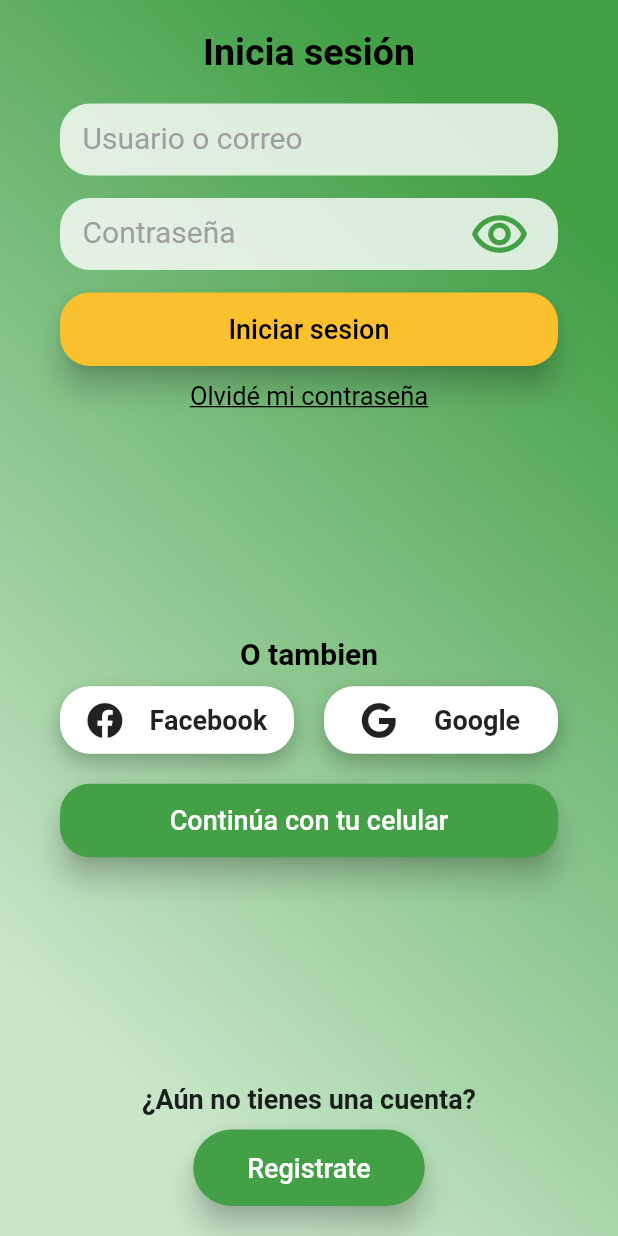
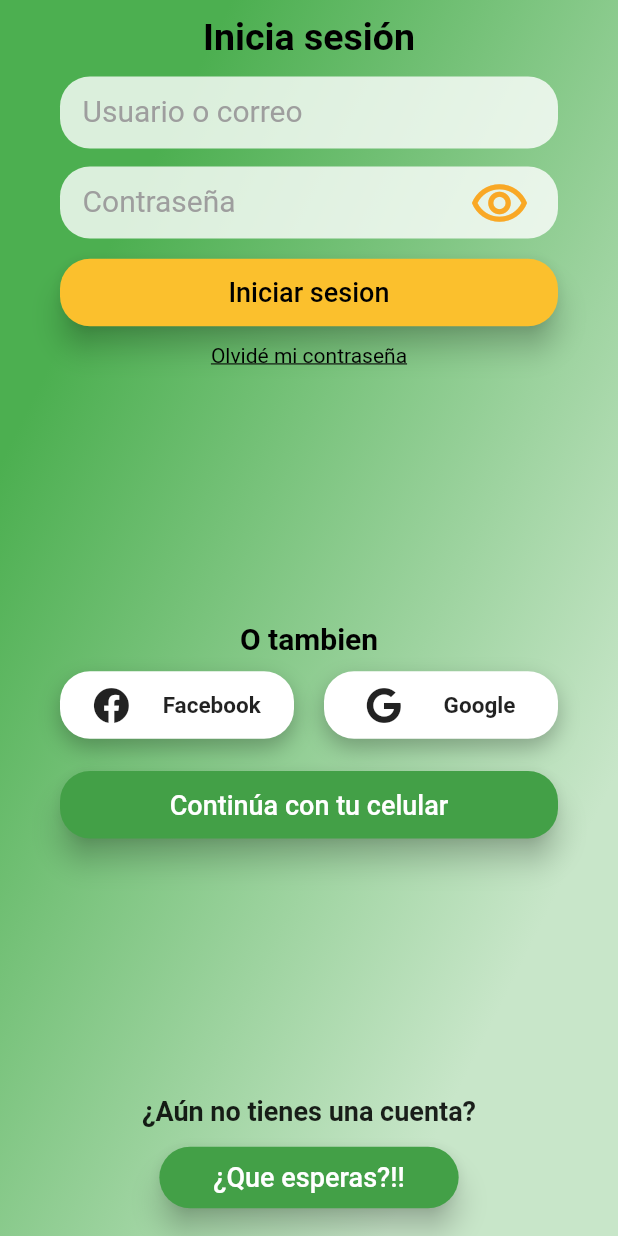
Before and after one commit to PACOdergod/propuesta-manzana, a Flutter app: the screen it shows after launch, on a phone screen of 412 x 824 dp. Run offline on Flutter 3.47's test engine with Material 2 defaults, Android fonts, the phone set to English and light mode, and no system bars; our stand-ins replace font_awesome_flutter.

Commit message:
login terminado

```diff
--- a/lib/main.dart
+++ b/lib/main.dart
@@ -8,6 +8,7 @@ class MyApp extends StatelessWidget {
   @override
   Widget build(BuildContext context) {
     return MaterialApp(
+      debugShowCheckedModeBanner: false,
       title: 'Login La Manzana Verde',
       home: LoginPage()
     );
--- a/lib/pages/login_page.dart
+++ b/lib/pages/login_page.dart
@@ -34,7 +34,7 @@ class _Body extends StatelessWidget {
       child: Column(
         children: [
 
-          SafeArea( child: SizedBox(height: 20),),
+          SafeArea( child: SizedBox(height: 10),),
 
           _Formulario(),
 
@@ -46,7 +46,7 @@ class _Body extends StatelessWidget {
 
           _Registrar(),
 
-          SizedBox(height: 20),
+          SizedBox(height: 15),
 
         ],
       ),
@@ -68,7 +68,7 @@ class _Formulario extends StatelessWidget {
           fontWeight: FontWeight.bold
         ),),
 
-        SizedBox(height: 20),
+        SizedBox(height: 12),
 
         Container(
           padding: EdgeInsets.symmetric(horizontal: 15),
@@ -88,7 +88,7 @@ class _Formulario extends StatelessWidget {
           ),
         ),
 
-        SizedBox(height: 15),
+        SizedBox(height: 12),
 
         Container(
           padding: EdgeInsets.symmetric(horizontal: 15),
@@ -109,13 +109,13 @@ class _Formulario extends StatelessWidget {
               suffixIcon: Icon(
                 Icons.remove_red_eye_outlined,
                 size: 40,
-                color: Colors.green.shade600,
+                color: Colors.yellow.shade800,
               ),
             ),
           ),
         ),
 
-        SizedBox(height: 15),
+        SizedBox(height: 12),
 
         PrincipalBoton(
           text: 'Iniciar sesion',
@@ -127,7 +127,7 @@ class _Formulario extends StatelessWidget {
         Text('Olvidé mi contraseña', style: TextStyle(
           color: Colors.black,
           fontWeight: FontWeight.normal,
-          fontSize: 17,
+          fontSize: 14,
           decoration: TextDecoration.underline
         ),),
 
@@ -185,9 +185,9 @@ class _Registrar extends StatelessWidget {
           ),),
           SizedBox(height: 10),
           PrincipalBoton(
-            text: 'Registrate',
+            text: '¿Que esperas?!!',
             autoajustar: true,
-            padding: EdgeInsets.symmetric(horizontal: 20, vertical: 15),
+            padding: EdgeInsets.symmetric(horizontal: 20, vertical: 10),
             borderRadius: BorderRadius.circular(30),
           ),
         ],
--- a/lib/widgets/animated_background.dart
+++ b/lib/widgets/animated_background.dart
@@ -18,10 +18,10 @@ class _AnimatedBackgroundState extends State<AnimatedBackground>
   void initState() {
     super.initState();
     controllerVertical = AnimationController(
-      vsync: this, duration: Duration(seconds: 10)
+      vsync: this, duration: Duration(seconds: 4)
     );
     controllerHorizontal = AnimationController(
-      vsync: this, duration: Duration(seconds: 5)
+      vsync: this, duration: Duration(seconds: 2)
     );
 
     posicionAV = Tween<double>(
@@ -63,7 +63,7 @@ class _AnimatedBackgroundState extends State<AnimatedBackground>
             gradient: LinearGradient(
               colors: [
                 Colors.green.shade100,
-                Colors.green.shade600,
+                Colors.green.shade500,
               ],
               begin: Alignment(
                 posicionAH.value, posicionAV.value
--- a/lib/widgets/my_icon_boton.dart
+++ b/lib/widgets/my_icon_boton.dart
@@ -37,7 +37,7 @@ class MyIconBoton extends StatelessWidget {
         children: [
           this.icon,
           Text(this.text, style: TextStyle(
-            fontSize: 18,
+            fontSize: 15,
             fontWeight: FontWeight.bold
           ),),
         ],
--- a/lib/widgets/principal_boton.dart
+++ b/lib/widgets/principal_boton.dart
@@ -36,7 +36,7 @@ class PrincipalBoton extends StatelessWidget {
           ? null
           : this.ancho??MediaQuery.of(context).size.width,
 
-        padding: this.padding??EdgeInsets.symmetric(vertical: 14),
+        padding: this.padding??EdgeInsets.symmetric(vertical: 12),
         alignment: this.autoajustar
           ? null
           : Alignment.center,
```
